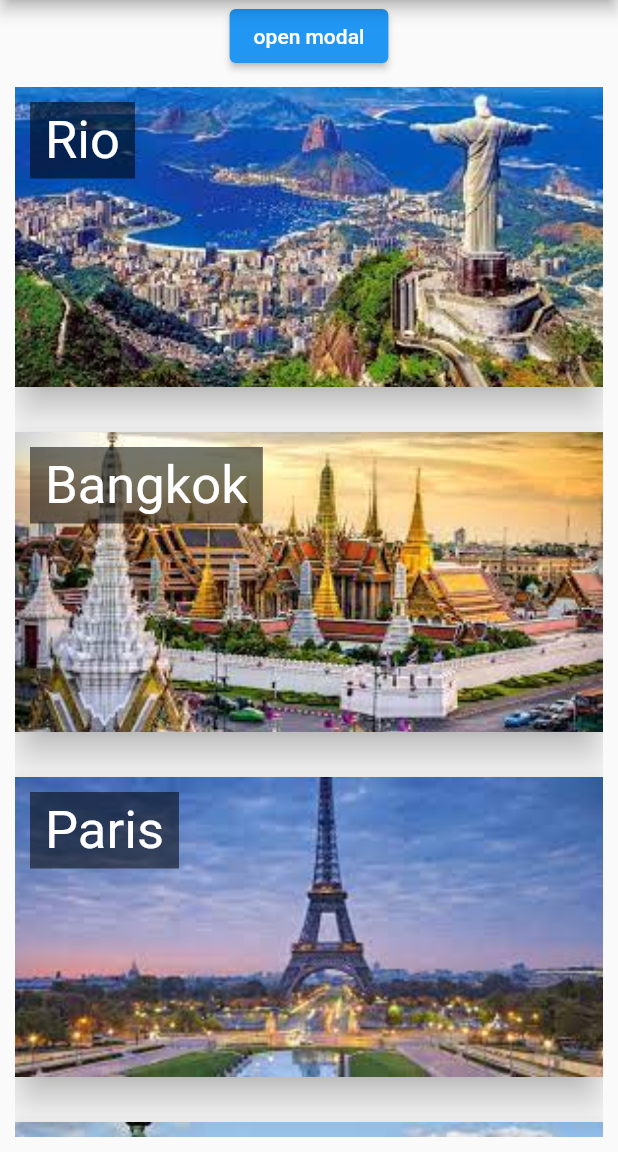
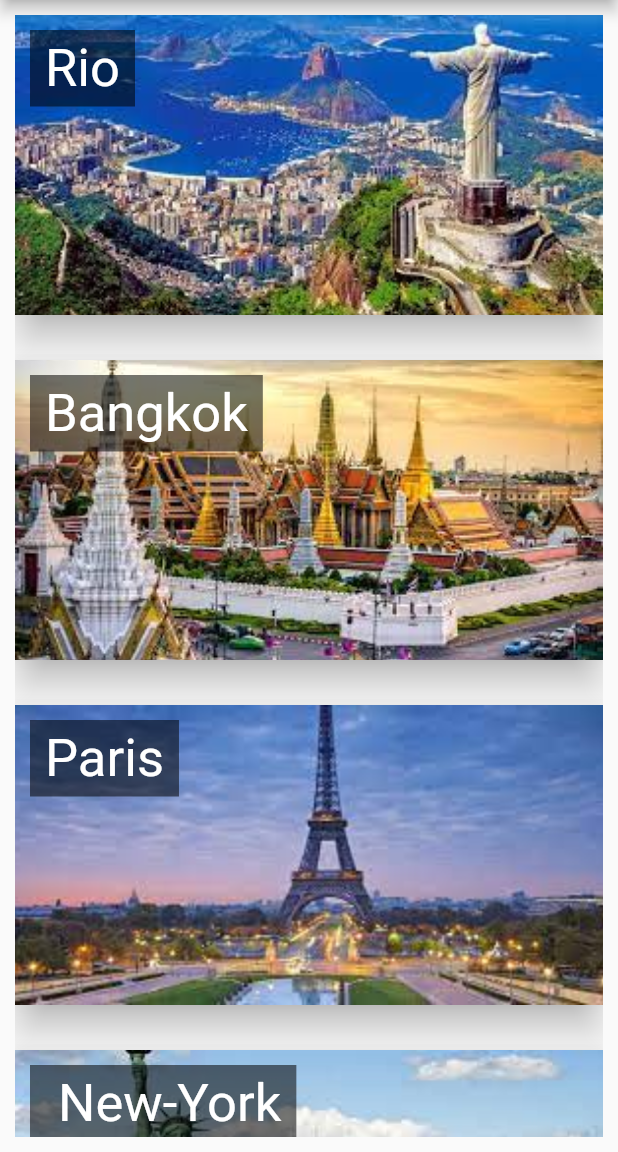
Before and after one commit to MaximeArn/flutter_intro, a Flutter app: the screen it shows after launch, in the side drawer, after a tap on "home", on a phone screen of 412 x 824 dp, the part 84-1236 px from its top. Run offline on Flutter 3.47's test engine with Material 2 defaults, Android fonts, the phone set to English and light mode, and no system bars.

Commit message:
delete the modal test

```diff
--- a/lib/views/home_view/home.dart
+++ b/lib/views/home_view/home.dart
@@ -1,8 +1,7 @@
 import 'package:widgets_tests/models/city_model.dart';
 import 'package:widgets_tests/views/home_view/widgets/city_card.dart';
 import 'package:flutter/material.dart';
-import 'package:widgets_tests/views/home_view/widgets/home_drawer.dart';
-import 'package:widgets_tests/widgets/ask_modal.dart';
+import 'package:widgets_tests/widgets/drawer.dart';
 
 class HomeView extends StatefulWidget {
   static String routeName = "/";
@@ -27,12 +26,6 @@ class _HomeViewState extends State<HomeView> {
     City(name: "Malbourne", image: "assets/images/cities/melbourne.jpeg"),
   ];
 
-  void openModal(BuildContext context) {
-    askModal(context, "hello").then((res) {
-      print(res);
-    });
-  }
-
   @override
   Widget build(BuildContext context) {
     return Scaffold(
@@ -41,25 +34,13 @@ class _HomeViewState extends State<HomeView> {
         actions: <Widget>[Icon(Icons.more_vert)],
       ),
       drawer: HomeDrawer(),
-        body: Column(
-          children: [
-            ElevatedButton(
-              onPressed: () {
-                openModal(context);
-              },
-              child: Text("open modal"),
-            ),
-            Expanded(
-              child: Container(
+      body: Container(
         padding: EdgeInsets.all(10),
         child: ListView.builder(
           itemCount: cities.length,
-                  itemBuilder: (context, index) =>
-                      CityCard(city: cities[index]),
+          itemBuilder: (context, index) => CityCard(city: cities[index]),
         ),
       ),
-            ),
-          ],
-        ));
+    );
   }
 }
--- a/lib/views/home_view/widgets/home_drawer.dart
+++ b/lib/widgets/drawer.dart
@@ -28,9 +28,14 @@ class HomeDrawer extends StatelessWidget {
               Navigator.pushNamed(context, HomeView.routeName);
             },
           ),
+          Divider(
+            height: 10,
+            color: Colors.grey.shade600,
+          ),
           ListTile(
             leading: Icon(Icons.flight),
             title: Text("my trips"),
+            onTap: () {},
           ),
         ],
       ),
```
Also changed, not shown: lib/widgets/ask_modal.dart (deleted, +0 -55 lines). Lines whose indentation alone changed are shown as unchanged.
